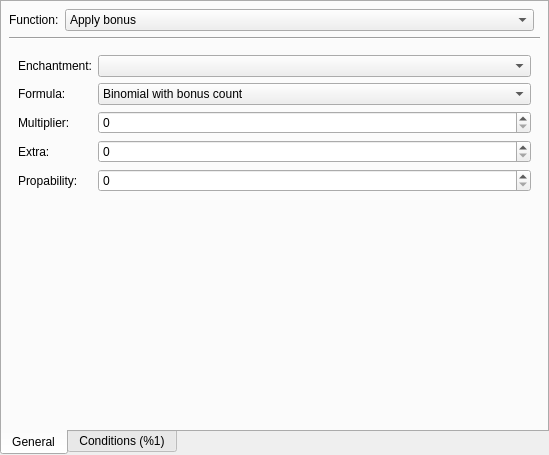
This is src/loottablefunction.ui in IoeCmcomc/MCDatapacker as Qt 5 draws it before an edit. The edited form follows.
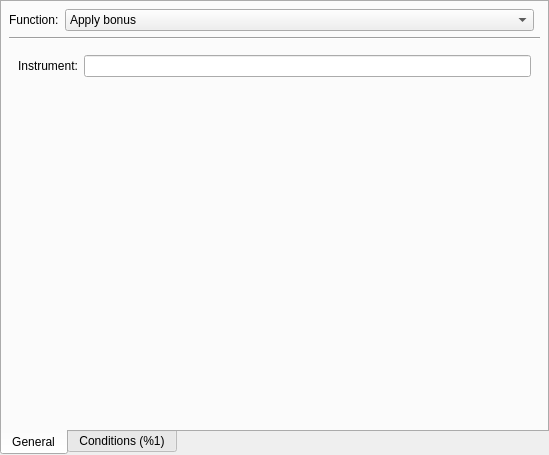
This is the edited form. The open tabs and pages were chosen to show the change. Custom widgets are drawn as their Qt base class.

```diff
--- a/src/loottablefunction.ui
+++ b/src/loottablefunction.ui
@@ -957,6 +957,23 @@
         </item>
        </layout>
       </widget>
+      <widget class="QWidget" name="set_instrument">
+       <layout class="QFormLayout" name="formLayout_16">
+        <item row="0" column="0">
+         <widget class="QLabel" name="label_42">
+          <property name="text">
+           <string>Instrument:</string>
+          </property>
+          <property name="buddy">
+           <cstring>setInst_lineEdit</cstring>
+          </property>
+         </widget>
+        </item>
+        <item row="0" column="1">
+         <widget class="QLineEdit" name="setInst_lineEdit"/>
+        </item>
+       </layout>
+      </widget>
       <widget class="QWidget" name="set_loot_table">
        <layout class="QFormLayout" name="formLayout_3">
         <item row="0" column="0">
```
Left out of the diff: 5 changed lines with no effect on the pictures.
